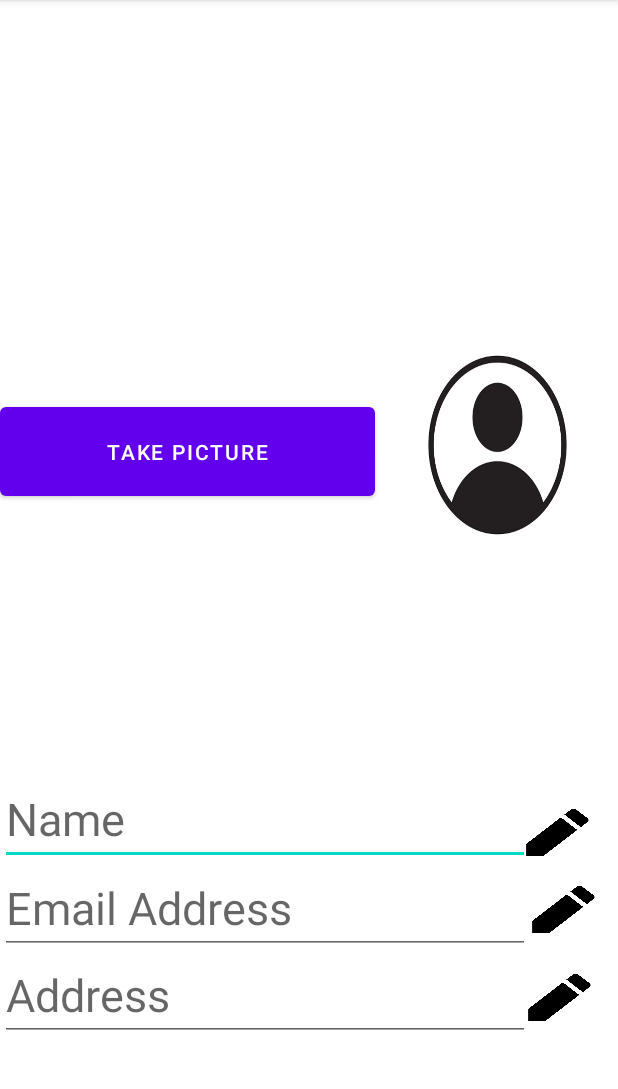
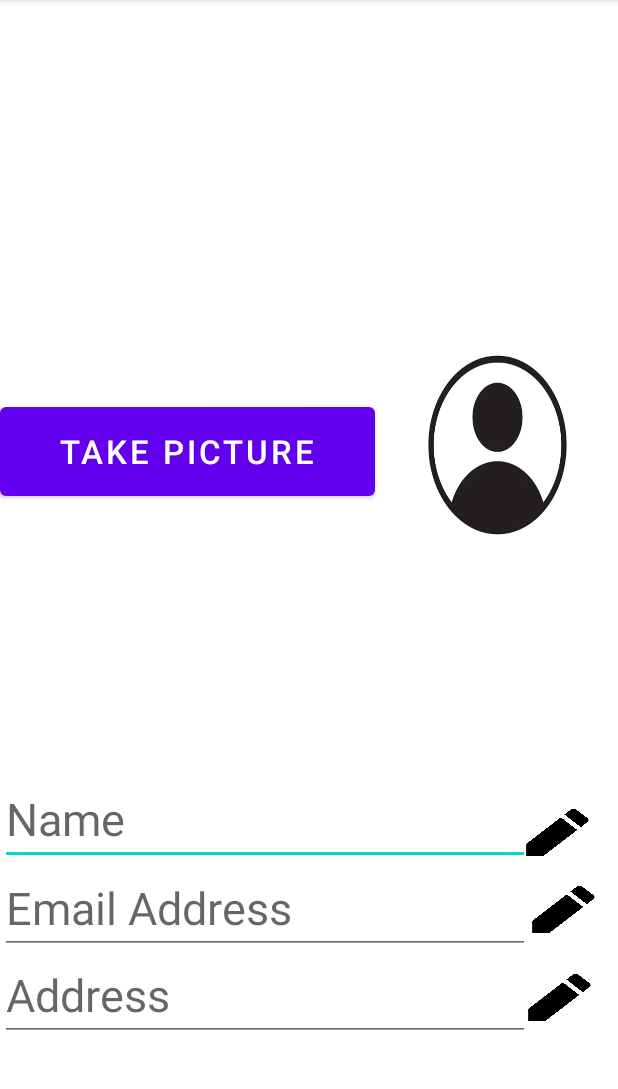
Before and after one commit to Yashjain323/Food-Donation-App, an Android app: the DonatorProfile screen opened directly, with no data from a screen before it, on a phone screen of 412 x 824 dp, the part 84-1173 px from its top. Run offline under Robolectric (Android 15) with nearby library versions, the phone set to English and light mode, and no system bars; 2 statements that could not run were skipped.

Commit message:
multiple changes committed and addition of DB class

```diff
--- a/app/src/main/java/com/yash/fooddonationapplication/DonatorProfile.java
+++ b/app/src/main/java/com/yash/fooddonationapplication/DonatorProfile.java
@@ -4,6 +4,7 @@ import androidx.appcompat.app.AppCompatActivity;
 
 import android.content.ActivityNotFoundException;
 import android.content.Intent;
+import android.net.Uri;
 import android.os.Bundle;
 import android.provider.MediaStore;
 import android.view.View;
@@ -19,11 +20,19 @@ public class DonatorProfile extends AppCompatActivity {
             @Override
             public void onClick(View v)
             {
-                dispatchTakePictureIntent();
+                Intent intent = new Intent(Intent.ACTION_PICK,MediaStore.Images.Media.EXTERNAL_CONTENT_URI);
+                startActivityForResult(intent,1);
+
             }
         });
     }
-    final static int REQUEST_IMAGE_CAPTURE = 1;
+   /* @Override
+    protected void onActivityResult(int requestCode,int resultCode, Intent data) {
+        super.onActivityResult(requestCode,resultCode,data);
+        Uri selectedImage = data.getData();
+        if(requestCode=1 && resultCode=RESULT_OK && data!=null) {
+    }*/
+    /*final static int REQUEST_IMAGE_CAPTURE = 1;
 
     private void dispatchTakePictureIntent() {
         Intent takePictureIntent = new Intent(MediaStore.ACTION_IMAGE_CAPTURE);
@@ -32,5 +41,5 @@ public class DonatorProfile extends AppCompatActivity {
         } catch (ActivityNotFoundException e) {
             // display error state to the user
         }
-    }
+    }*/
 }
--- a/app/src/main/res/layout/activity_donator_profile.xml
+++ b/app/src/main/res/layout/activity_donator_profile.xml
@@ -28,7 +28,8 @@
         android:layout_height="71dp"
         android:layout_below="@id/imageViewseller"
         android:layout_marginTop="0dp"
-        android:text="Take picture" />
+        android:text="Take picture"
+        android:textSize="22sp" />
 
     <EditText
         android:id="@+id/editTextNameseller"
--- a/app/src/main/res/layout/activity_donor_food_details_post.xml
+++ b/app/src/main/res/layout/activity_donor_food_details_post.xml
@@ -25,7 +25,6 @@
             <LinearLayout
                 android:layout_width="match_parent"
                 android:layout_height="139dp"
-                android:background="@drawable/bgcolor"
                 android:orientation="vertical">
 
                 <TextView
@@ -125,7 +124,6 @@
                     android:layout_height="65dp"
                     android:layout_gravity="center"
                     android:layout_marginTop="10dp"
-                    android:background="@drawable/button_rounded"
                     android:text="ADD"
                     android:textColor="#ffffff" />
 
--- a/app/src/main/res/layout/activity_donor_reciepient_home_page.xml
+++ b/app/src/main/res/layout/activity_donor_reciepient_home_page.xml
@@ -21,12 +21,11 @@
                     android:layout_height="230dp"
                     android:orientation="vertical"
                     android:gravity="center"
-                    android:background="@drawable/bgcolor">
+                    >
 
                     <ImageView
                         android:layout_width="90dp"
                         android:layout_height="90dp"
-                        android:src="@drawable/admin"
                         android:layout_gravity="center"/>
 
                     <TextView
@@ -72,7 +71,6 @@
                                     android:id="@+id/imageViewseller"
                                     android:layout_width="50dp"
                                     android:layout_height="50dp"
-                                    android:src="@drawable/profile"
                                     android:layout_centerInParent="true"/>
 
                                 <TextView
@@ -119,7 +117,6 @@
                                     android:id="@+id/imageView4"
                                     android:layout_width="50dp"
                                     android:layout_height="50dp"
-                                    android:src="@drawable/data"
                                     android:layout_centerInParent="true"/>
 
                                 <TextView
```
Also changed, not shown: app/src/main/AndroidManifest.xml (+6 -4 lines), app/src/main/java/com/yash/fooddonationapplication/DbClass.java (added, +35 -0 lines), app/src/main/java/com/yash/fooddonationapplication/reciepientSetup.java (+7 -5 lines).
